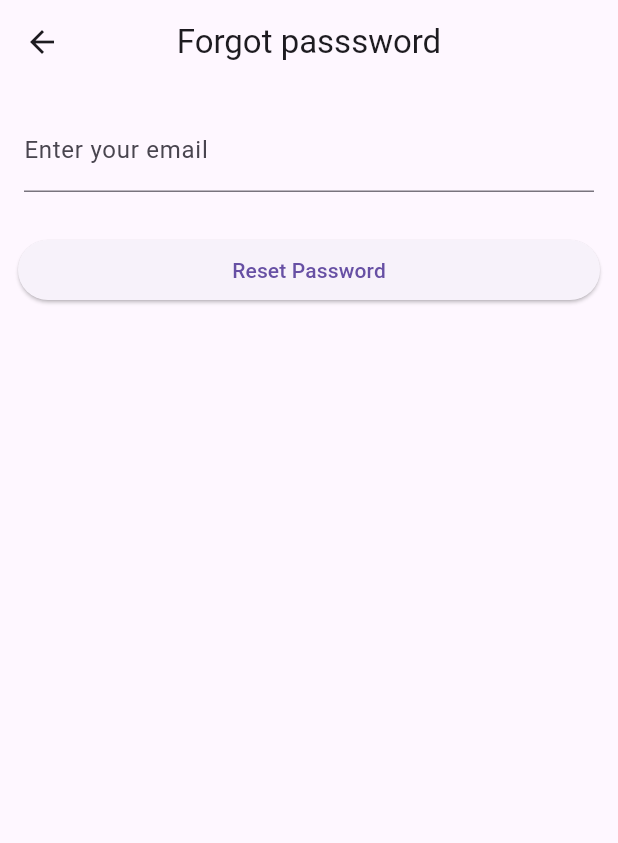
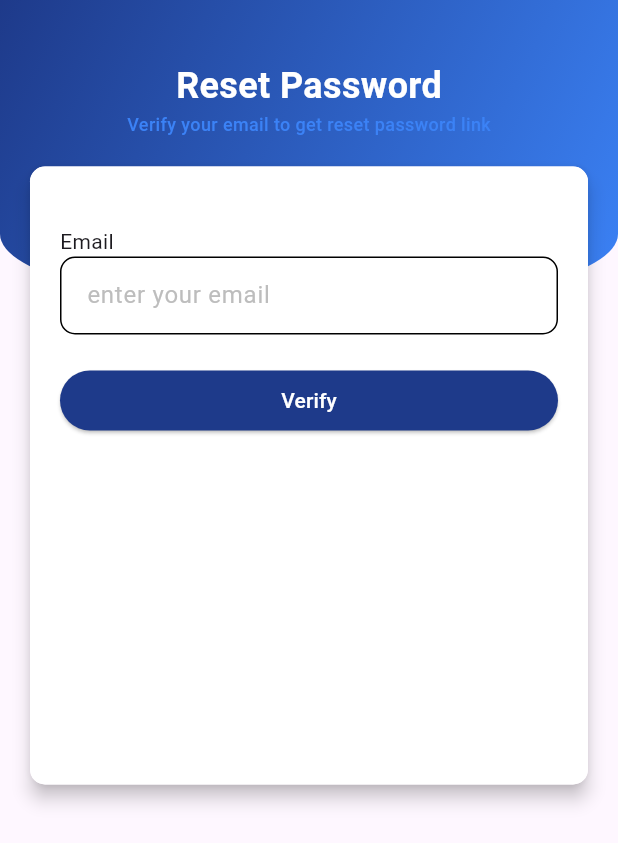
Before and after one commit to nikhilbishnoi007/ChatVerse, a Flutter app: the ForgotScreen screen opened directly, on a phone screen of 412 x 824 dp. Shown: the top 843 px of the screen. Run offline on Flutter 3.47's test engine with Material 3 defaults, Android fonts, the phone set to English and light mode, and no system bars; our stand-ins replace cloud_firestore, firebase_auth, firebase_core, flutter_dotenv, shared_preferences; accounts and stored records are empty.

Commit message:
create forgot password screen

```diff
--- a/app/lib/screens/forgot_password.dart
+++ b/app/lib/screens/forgot_password.dart
@@ -1,3 +1,4 @@
+import 'package:chatverse/utils/validator.dart';
 import 'package:firebase_auth/firebase_auth.dart';
 import 'package:flutter/material.dart';
 
@@ -10,7 +11,7 @@ class ForgotScreen extends StatefulWidget {
 
 class _ForgotScreenState extends State<ForgotScreen> {
   final email = TextEditingController();
-  final _formkey = GlobalKey<FormState>();
+  final _formKey = GlobalKey<FormState>();
   final auth = FirebaseAuth.instance;
   bool isLoading = false;
 
@@ -52,40 +53,151 @@ class _ForgotScreenState extends State<ForgotScreen> {
   @override
   Widget build(BuildContext context) {
     return Scaffold(
-      appBar: AppBar(title: Text("Forgot passsword"), centerTitle: true),
-      body: Form(
-        key: _formkey,
-        child: ListView(
+      body: Container(
+        key: ValueKey("container"),
+        child: Stack(
           children: [
-            Padding(
-              padding: EdgeInsets.all(16),
-              child: TextFormField(
-                controller: email,
-                decoration: InputDecoration(label: Text("Enter your email")),
-                validator: (value) {
-                  if (value == null || value.trim().isEmpty) {
-                    return "Email is required";
-                  }
-                  if (!value.contains("@")) return "Enter a valid email";
-                  return null;
-                },
+            Container(
+              height: MediaQuery.of(context).size.height / 4.0,
+              width: MediaQuery.of(context).size.width,
+              decoration: BoxDecoration(
+                gradient: LinearGradient(
+                  colors: [Color(0xFF1E3A8A), Color(0xFF3B82F6)],
+                  begin: Alignment.topLeft,
+                  end: Alignment.bottomRight,
+                ),
+                borderRadius: BorderRadius.vertical(
+                  bottom: Radius.elliptical(
+                    MediaQuery.of(context).size.width,
+                    100.0,
+                  ),
+                ),
               ),
             ),
             Padding(
-              padding: const EdgeInsets.all(12),
-              child: ElevatedButton(
+              padding: const EdgeInsets.only(top: 40.0),
+              child: ListView(
+                children: [
+                  Center(
+                    child: Text(
+                      "Reset Password",
+                      style: TextStyle(
+                        color: Colors.white,
+                        fontSize: 24.0,
+                        fontWeight: FontWeight.bold,
+                      ),
+                    ),
+                  ),
+                  Center(
+                    child: Text(
+                      "Verify your email to get reset password link",
+                      style: TextStyle(
+                        color: const Color(0xFF3B82F6),
+                        fontSize: 12.0,
+                        fontWeight: FontWeight.w500,
+                      ),
+                    ),
+                  ),
+                  Container(
+                    margin: EdgeInsets.symmetric(
+                      vertical: 20.0,
+                      horizontal: 20.0,
+                    ),
+                    child: Material(
+                      elevation: 5.0,
+                      borderRadius: BorderRadius.circular(10),
+                      child: Container(
+                        padding: EdgeInsets.symmetric(
+                          vertical: 20.0,
+                          horizontal: 20.0,
+                        ),
+                        height: MediaQuery.of(context).size.height / 2.0,
+                        width: MediaQuery.of(context).size.width,
+                        decoration: BoxDecoration(
+                          color: Colors.white,
+                          borderRadius: BorderRadius.circular(10),
+                        ),
+                        child: Form(
+                          key: _formKey,
+                          child: ListView(
+                            children: [
+                              SizedBox(height: 20),
+                              Text("Email"),
+                              TextFormField(
+                                controller: email,
+                                keyboardType: TextInputType.emailAddress,
+                                textAlignVertical: TextAlignVertical.center,
+                                decoration: InputDecoration(
+                                  hintText: 'enter your email',
+                                  hintStyle: TextStyle(
+                                    color: Colors.grey.shade400,
+                                  ),
+                                  isDense: true,
+                                  contentPadding: const EdgeInsets.symmetric(
+                                    horizontal: 14,
+                                    vertical: 14,
+                                  ),
+                                  enabledBorder: OutlineInputBorder(
+                                    borderRadius: BorderRadius.circular(10),
+                                    borderSide: const BorderSide(
+                                      color: Colors.black,
+                                      width: 1,
+                                    ),
+                                  ),
+                                  focusedBorder: OutlineInputBorder(
+                                    borderRadius: BorderRadius.circular(10),
+                                    borderSide: const BorderSide(
+                                      color: Color(0xFF1E3A8A),
+                                      width: 1.5,
+                                    ),
+                                  ),
+                                  errorBorder: OutlineInputBorder(
+                                    borderRadius: BorderRadius.circular(10),
+                                    borderSide: const BorderSide(
+                                      color: Colors.red,
+                                      width: 1,
+                                    ),
+                                  ),
+                                  focusedErrorBorder: OutlineInputBorder(
+                                    borderRadius: BorderRadius.circular(10),
+                                    borderSide: const BorderSide(
+                                      color: Colors.red,
+                                      width: 1.5,
+                                    ),
+                                  ),
+                                ),
+                                validator: (value) => Validators.email(value),
+                              ),
+                              SizedBox(height: 20),
+                              ElevatedButton(
+                                style: ElevatedButton.styleFrom(
+                                  backgroundColor: const Color(0xFF1E3A8A),
+                                  foregroundColor: Colors.white,
+                                ),
                                 onPressed: () {
-                  if (_formkey.currentState!.validate()) {
+                                  if (_formKey.currentState!.validate()) {
                                     reset(context);
                                   }
                                 },
                                 child: isLoading
                                     ? SizedBox(
+                                        height: 20,
                                         width: 20,
-                        height: 20,
-                        child: CircularProgressIndicator(),
+                                        child: CircularProgressIndicator(
+                                          strokeWidth: 2,
+                                          color: Colors.white,
+                                        ),
                                       )
-                    : Text("Reset Password"),
+                                    : Text("Verify"),
+                              ),
+                            ],
+                          ),
+                        ),
+                      ),
+                    ),
+                  ),
+
+                ],
               ),
             ),
           ],
```
Lines whose indentation alone changed are shown as unchanged.
